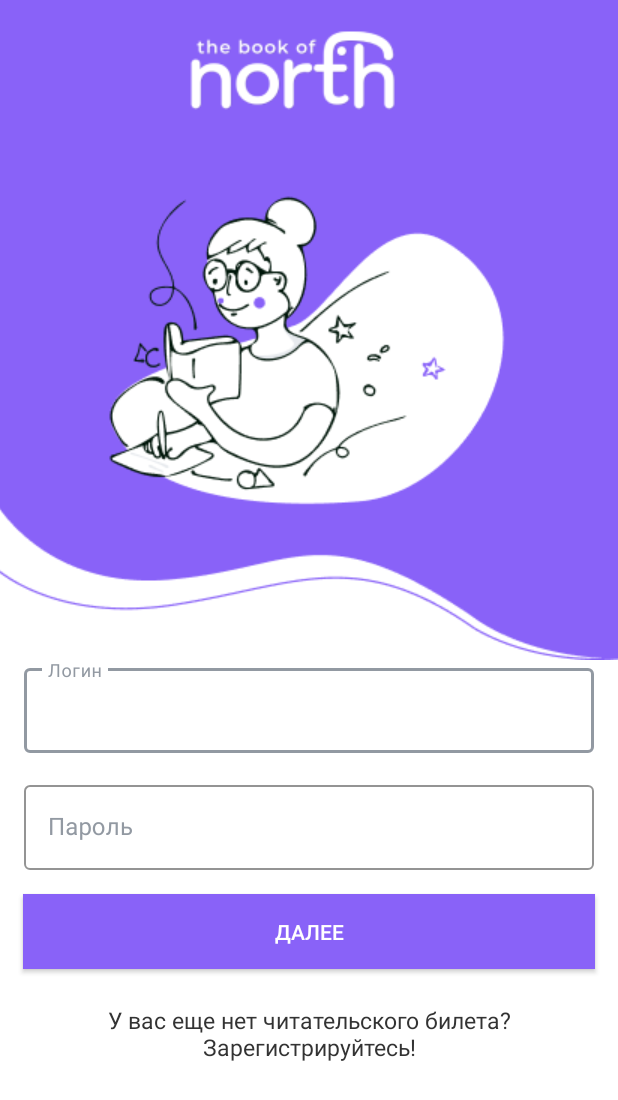
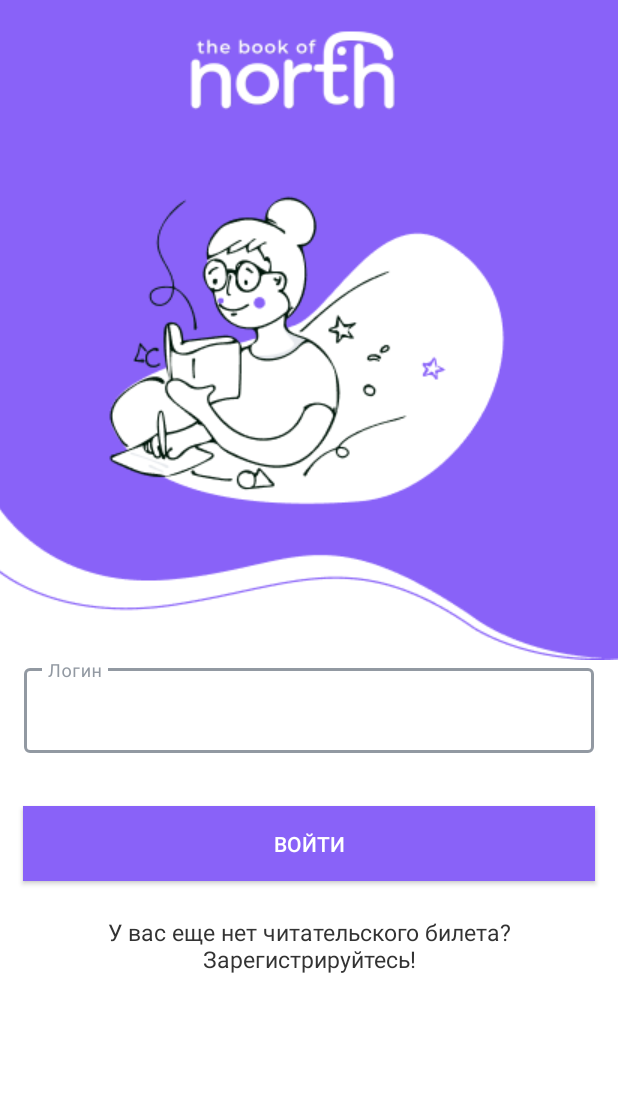
Before and after one commit to Zellka/NorthBook, an Android app: the screen it shows after launch (MainActivity), on a phone screen of 412 x 824 dp. Shown: the top 1100 px of the screen. Run offline under Robolectric (Android 15) with nearby library versions, the phone set to English and light mode, and no system bars.

Commit message:
add registration scrin

```diff
--- a/app/src/main/java/com/example/northbook/InputFragment.kt
+++ b/app/src/main/java/com/example/northbook/InputFragment.kt
@@ -5,6 +5,9 @@ import androidx.fragment.app.Fragment
 import android.view.LayoutInflater
 import android.view.View
 import android.view.ViewGroup
+import android.widget.Button
+import android.widget.TextView
+import androidx.navigation.fragment.findNavController
 
 class InputFragment : Fragment() {
 
@@ -16,6 +19,12 @@ class InputFragment : Fragment() {
 
     override fun onViewCreated(view: View, savedInstanceState: Bundle?) {
         super.onViewCreated(view, savedInstanceState)
+        view.findViewById<TextView>(R.id.input_text).setOnClickListener {
+            findNavController().navigate(R.id.action_inputFragment_to_registrationFragment)
+        }
 
+        view.findViewById<Button>(R.id.fragment_input_button).setOnClickListener {
+            findNavController().navigate(R.id.action_inputFragment_to_registrationFragment)
+        }
     }
 }
--- a/app/src/main/res/layout/activity_main.xml
+++ b/app/src/main/res/layout/activity_main.xml
@@ -15,5 +15,5 @@
         app:layout_constraintTop_toTopOf="parent"
         app:layout_constraintBottom_toBottomOf="parent"
         app:defaultNavHost="true"
-        app:navGraph="@navigation/nav_graph" />
+        app:navGraph="@navigation/nav_graph_input" />
 </androidx.constraintlayout.widget.ConstraintLayout>
--- a/app/src/main/res/layout/fragment_input.xml
+++ b/app/src/main/res/layout/fragment_input.xml
@@ -25,6 +25,7 @@
             android:layout_height="wrap_content"
             android:layout_marginHorizontal="16dp"
             android:hint="Логин"
+            android:layout_marginBottom="16dp"
             android:textColorHint="@color/gray_light"
             app:boxStrokeColor="@color/gray_light"
             app:hintTextColor="@color/gray_light">
@@ -37,37 +38,24 @@
                 android:textColorHighlight="@color/gray" />
         </com.google.android.material.textfield.TextInputLayout>
 
-        <com.google.android.material.textfield.TextInputLayout
-            android:id="@+id/fragment_input_password"
-            style="@style/Widget.MaterialComponents.TextInputLayout.OutlinedBox"
+        <TextView
             android:layout_width="match_parent"
-            android:layout_height="wrap_content"
-            android:layout_margin="16dp"
-            android:hint="Пароль"
-            android:textColorHint="@color/gray_light"
-            app:boxStrokeColor="@color/gray_light"
-            app:hintTextColor="@color/gray_light">
-
-            <com.google.android.material.textfield.TextInputEditText
-                android:id="@+id/fragment_input_password_edit_view"
-                android:layout_width="match_parent"
-                android:layout_height="wrap_content"
-                android:backgroundTint="@color/black"
-                android:textColorHighlight="@color/gray" />
-        </com.google.android.material.textfield.TextInputLayout>
+            android:layout_height="0dp"
+            android:layout_weight="1" />
 
         <androidx.appcompat.widget.AppCompatButton
-            android:id="@+id/fragment_save_operation_save_button"
+            android:id="@+id/fragment_input_button"
             android:layout_width="match_parent"
             android:layout_height="wrap_content"
             android:layout_marginHorizontal="@dimen/space_3"
             android:layout_marginBottom="@dimen/space_3"
             android:background="@color/purple_500"
             android:padding="@dimen/space_3"
-            android:text="Далее"
-            android:textColor="@color/white" />
+            android:text="Войти"
+            android:textColor="@color/white"/>
 
         <TextView
+            android:id="@+id/input_text"
             android:layout_width="wrap_content"
             android:layout_height="wrap_content"
             android:layout_gravity="center"
--- a/app/src/main/res/navigation/nav_graph.xml
+++ /dev/null
@@ -1,13 +0,0 @@
-<?xml version="1.0" encoding="utf-8"?>
-<navigation xmlns:android="http://schemas.android.com/apk/res/android"
-    xmlns:app="http://schemas.android.com/apk/res-auto"
-    xmlns:tools="http://schemas.android.com/tools"
-    android:id="@+id/nav_graph"
-    app:startDestination="@id/registrationFragment">
-
-    <fragment
-        android:id="@+id/registrationFragment"
-        android:name="com.example.northbook.InputFragment"
-        android:label="fragment_registration"
-        tools:layout="@layout/fragment_input" />
-</navigation>
--- /dev/null
+++ b/app/src/main/res/navigation/nav_graph_input.xml
@@ -0,0 +1,23 @@
+<?xml version="1.0" encoding="utf-8"?>
+<navigation xmlns:android="http://schemas.android.com/apk/res/android"
+    xmlns:app="http://schemas.android.com/apk/res-auto"
+    xmlns:tools="http://schemas.android.com/tools"
+    android:id="@+id/nav_graph"
+    app:startDestination="@id/inputFragment">
+
+    <fragment
+        android:id="@+id/inputFragment"
+        android:name="com.example.northbook.InputFragment"
+        android:label="fragment_registration"
+        tools:layout="@layout/fragment_input" >
+        <action
+            android:id="@+id/action_inputFragment_to_registrationFragment"
+            app:destination="@id/registrationFragment" />
+    </fragment>
+
+    <fragment
+        android:id="@+id/registrationFragment"
+        android:name="com.example.northbook.RegistrationFragment"
+        android:label="fragment_registration"
+        tools:layout="@layout/fragment_registration" />
+</navigation>
```
Also changed, not shown: app/src/main/java/com/example/northbook/RegistrationFragment.kt (added, +28 -0 lines), app/src/main/res/drawable/ic_arrow_left.xml (added, +10 -0 lines), app/src/main/res/layout/fragment_registration.xml (added, +144 -0 lines).
